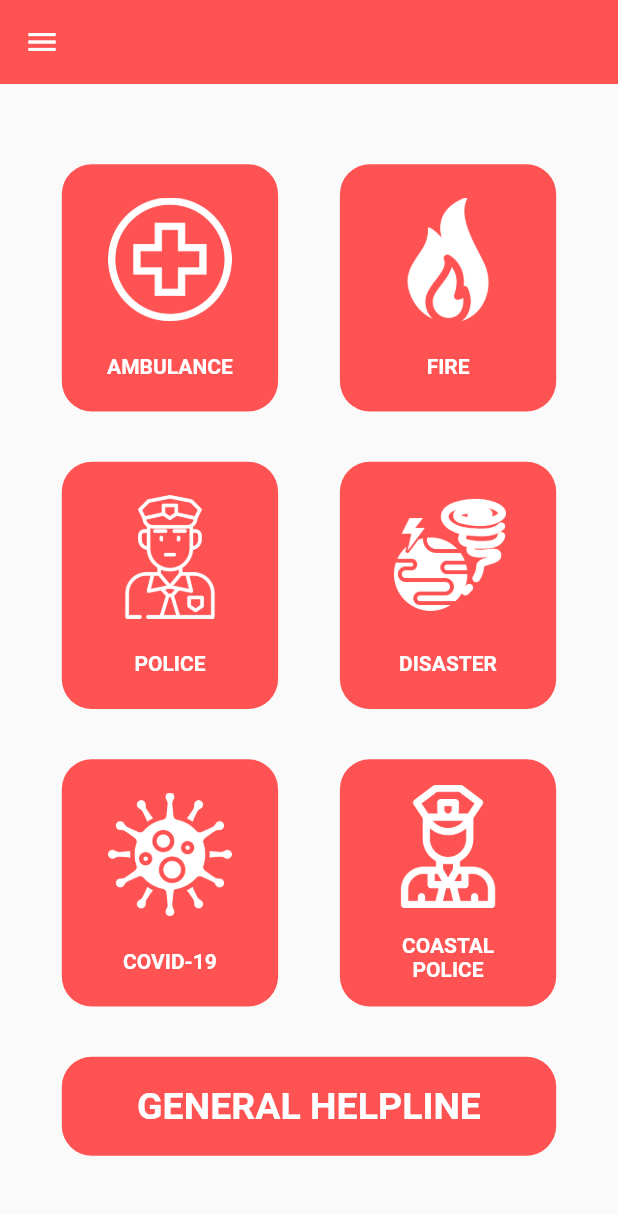
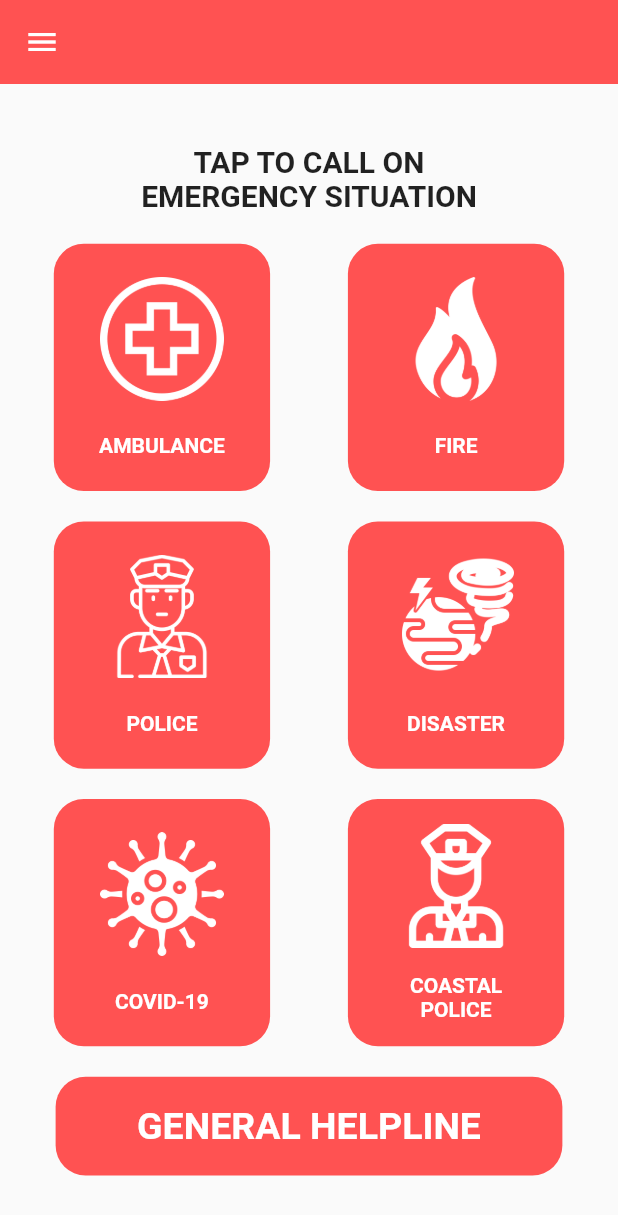
Before and after one commit to codebysanjay/appathon, a Flutter app: the CallMr screen opened directly, after a tap on "AMBULANCE", on a phone screen of 412 x 824 dp. Shown: the top 1215 px of the screen. Run offline on Flutter 3.47's test engine with Material 2 defaults, Android fonts, the phone set to English and light mode, and no system bars; our stand-ins replace geolocator.

Commit message:
23072020

```diff
--- a/lib/components/call.dart
+++ b/lib/components/call.dart
@@ -3,8 +3,23 @@ import 'package:appathon/support/call_card.dart';
 import 'package:appathon/support/drawer.dart';
 import 'package:flutter/cupertino.dart';
 import 'package:flutter/material.dart';
+import 'package:url_launcher/url_launcher.dart';
 
-class CallMr extends StatelessWidget {
+class CallMr extends StatefulWidget {
+  @override
+  _CallMrState createState() => _CallMrState();
+}
+
+class _CallMrState extends State<CallMr> {
+  void _launchCaller(int number) async {
+    var url = 'tel:${number.toString()}';
+    if (await canLaunch(url)) {
+      await launch(url);
+    } else {
+      throw 'Could not launch';
+    }
+  }
+
   @override
   Widget build(BuildContext context) {
     final screenSize = MediaQuery.of(context).size;
@@ -20,18 +35,27 @@ class CallMr extends StatelessWidget {
             crossAxisAlignment: CrossAxisAlignment.center,
             mainAxisAlignment: MainAxisAlignment.spaceEvenly,
             children: <Widget>[
+              Text(
+                'Tap to call on\nEmergency situation'.toUpperCase(),
+                textAlign: TextAlign.center,
+                style: TextStyle(fontWeight: FontWeight.bold, fontSize: 20),
+              ),
               Row(
                 mainAxisAlignment: MainAxisAlignment.spaceEvenly,
                 children: <Widget>[
                   CallCard(
-                    onTap: () {},
+                    onTap: () {
+                      _launchCaller(108);
+                    },
                     width: width,
                     height: height,
                     image: 'assets/cross.png',
                     name: 'AMBULANCE',
                   ),
                   CallCard(
-                    onTap: () {},
+                    onTap: () {
+                      _launchCaller(101);
+                    },
                     width: width,
                     height: height,
                     image: 'assets/fire.png',
@@ -43,14 +67,18 @@ class CallMr extends StatelessWidget {
                 mainAxisAlignment: MainAxisAlignment.spaceEvenly,
                 children: <Widget>[
                   CallCard(
-                    onTap: () {},
+                    onTap: () {
+                      _launchCaller(100);
+                    },
                     width: width,
                     height: height,
                     image: 'assets/policeman.png',
                     name: 'POLICE',
                   ),
                   CallCard(
-                    onTap: () {},
+                    onTap: () {
+                      _launchCaller(1077);
+                    },
                     width: width,
                     height: height,
                     image: 'assets/disaster.png',
@@ -62,14 +90,18 @@ class CallMr extends StatelessWidget {
                 mainAxisAlignment: MainAxisAlignment.spaceEvenly,
                 children: <Widget>[
                   CallCard(
-                    onTap: () {},
+                    onTap: () {
+                      _launchCaller(1056);
+                    },
                     width: width,
                     height: height,
                     image: 'assets/virus.png',
                     name: 'COVID-19',
                   ),
                   CallCard(
-                    onTap: () {},
+                    onTap: () {
+                      _launchCaller(1093);
+                    },
                     width: width,
                     height: height,
                     image: 'assets/costal.png',
@@ -77,9 +109,13 @@ class CallMr extends StatelessWidget {
                   ),
                 ],
               ),
-              Container(
+              FlatButton(
+                onPressed: () {
+                  _launchCaller(112);
+                },
+                child: Container(
                   height: height * 0.08,
-                width: width * 0.8,
+                  width: width * 0.82,
                   child: Center(
                     child: Text(
                       'GENERAL HELPLINE',
@@ -95,6 +131,7 @@ class CallMr extends StatelessWidget {
                     color: Colors.redAccent,
                     borderRadius: BorderRadius.circular(20),
                   ),
+                ),
               )
             ],
           ),
--- a/lib/support/call_card.dart
+++ b/lib/support/call_card.dart
@@ -1,6 +1,7 @@
+import 'package:flutter/cupertino.dart';
 import 'package:flutter/material.dart';
 
-class CallCard extends StatelessWidget {
+class CallCard extends StatefulWidget {
   final String image, name;
   final Function onTap;
 
@@ -17,12 +18,17 @@ class CallCard extends StatelessWidget {
   final double height;
 
   @override
+  _CallCardState createState() => _CallCardState();
+}
+
+class _CallCardState extends State<CallCard> {
+  @override
   Widget build(BuildContext context) {
-    return GestureDetector(
-      onTap: onTap,
+    return FlatButton(
+      onPressed: widget.onTap,
       child: Container(
-        width: width * 0.35,
-        height: height * 0.2,
+        width: widget.width * 0.35,
+        height: widget.height * 0.2,
         decoration: BoxDecoration(
           color: Colors.redAccent,
           borderRadius: BorderRadius.circular(20),
@@ -31,11 +37,11 @@ class CallCard extends StatelessWidget {
           mainAxisAlignment: MainAxisAlignment.spaceEvenly,
           children: <Widget>[
             Container(
-              child: Image.asset(image),
-              height: height * 0.1,
+              child: Image.asset(widget.image),
+              height: widget.height * 0.1,
             ),
             Text(
-              name,
+              widget.name,
               textAlign: TextAlign.center,
               style: TextStyle(
                 color: Colors.white,
--- a/pubspec.yaml
+++ b/pubspec.yaml
@@ -28,6 +28,9 @@ dependencies:
   # The following adds the Cupertino Icons font to your application.
   # Use with the CupertinoIcons class for iOS style icons.
   cupertino_icons: ^0.1.3
+  url_launcher: ^5.5.0
+  geolocator: ^5.3.2+2
+  http: ^0.12.2
 
 dev_dependencies:
   flutter_test:
```
Also changed, not shown: lib/components/home_screen.dart (+11 -3 lines), lib/components/weather.dart (added, +206 -0 lines), lib/support/network.dart (added, +17 -0 lines), lib/support/location.dart (added), lib/support/weather_card.dart (added), pubspec.lock, 2 other files. Lines whose indentation alone changed are shown as unchanged.
